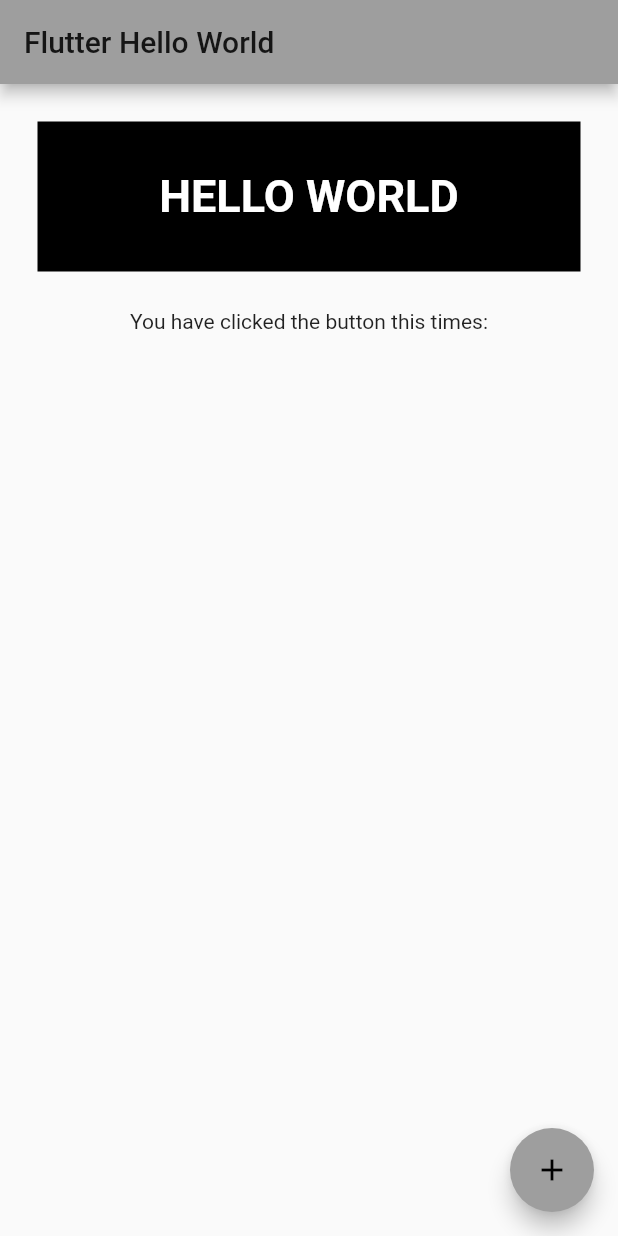
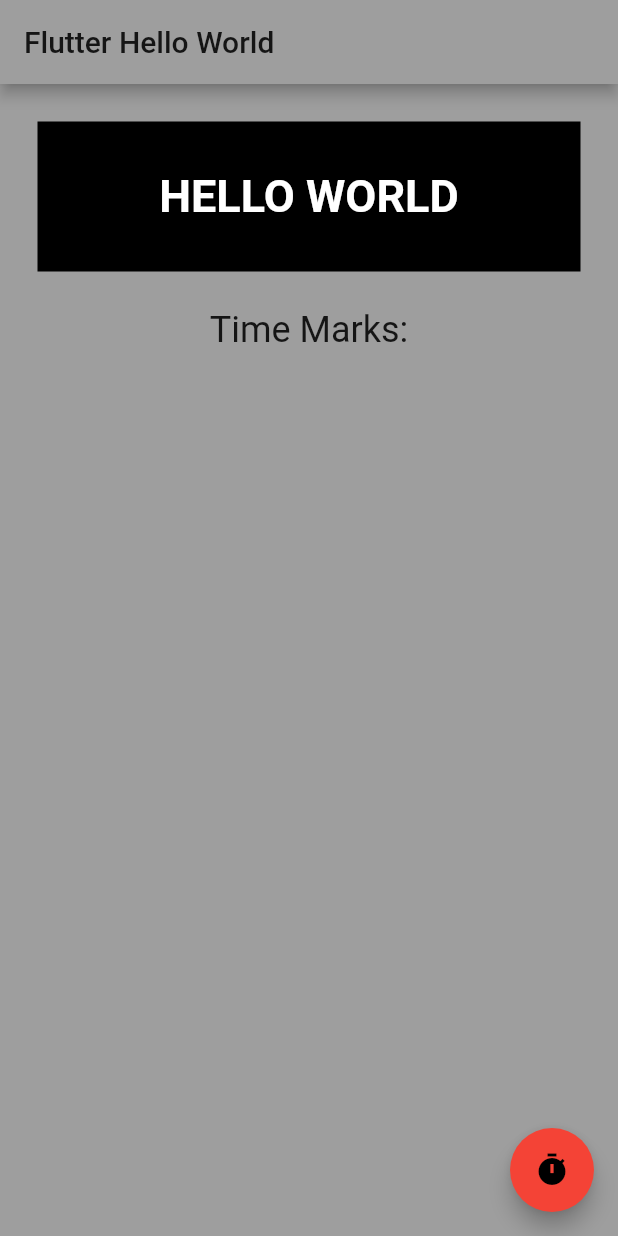
Before and after one commit to kazuyakuza/flutter-hello-world, a Flutter app: the screen it shows after launch, on a phone screen of 412 x 824 dp. Run offline on Flutter 3.47's test engine with Material 2 defaults, Android fonts, the phone set to English and light mode, and no system bars.

Commit message:
modify home-page: add list timetamps

```diff
--- a/lib/home-page/home-page-state.dart
+++ b/lib/home-page/home-page-state.dart
@@ -3,16 +3,66 @@ import 'package:flutter/material.dart';
 import 'package:hello_world/home-page/home-page.dart';
 
 class HomePageState extends State<HomePage> {
-  List<Text> _pushedButton = [];
+  List<String> _timestamps = [];
 
   void _incrementCounter() {
     setState(() {
-      _pushedButton.add(
-        Text(
-          new DateTime.now().toIso8601String(),
+      _timestamps.insert(0, new DateTime.now().toIso8601String());
+    });
+  }
+
+  _helloWorldText() {
+    return Container(
+      alignment: Alignment.center,
+      color: Colors.black,
+      child: RichText(
+        text: TextSpan(
+          text: 'HELLO WORLD',
+          style: TextStyle(
+            color: Colors.white,
+            fontWeight: FontWeight.bold,
+            fontSize: 30,
+          ),
         ),
-      );
-    });
+      ),
+      height: 100,
+      margin: const EdgeInsets.all(25),
+    );
+  }
+
+  _timestampsView() {
+    return CustomScrollView(
+      slivers: <Widget>[
+        SliverList(
+          delegate: SliverChildBuilderDelegate(
+            (BuildContext context, int index) {
+              int module = index % 10 + 1;
+              int bkgColor = 0 + (module * 10);
+              int txtColor = 255 - (module * 10);
+              return Container(
+                alignment: Alignment.center,
+                color: Color.fromRGBO(bkgColor, bkgColor, bkgColor, 1),
+                child: RichText(
+                  text: TextSpan(
+                    text: (index == 0
+                            ? '>> '
+                            : ((_timestamps.length - index).toString() +
+                                ': ')) +
+                        _timestamps[index] +
+                        (index == 0 ? ' <<' : ''),
+                    style: TextStyle(
+                      color: Color.fromRGBO(txtColor, txtColor, txtColor, 1),
+                      fontSize: 20,
+                    ),
+                  ),
+                ),
+              );
+            },
+            childCount: _timestamps.length,
+          ),
+        ),
+      ],
+    );
   }
 
   @override
@@ -29,6 +79,7 @@ class HomePageState extends State<HomePage> {
         // the App.build method, and use it to set our appbar title.
         title: Text(widget.title),
       ),
+      backgroundColor: Colors.grey,
       body: Center(
         // Center is a layout widget. It takes a single child and positions it
         // in the middle of the parent.
@@ -49,41 +100,24 @@ class HomePageState extends State<HomePage> {
           // horizontal).
           mainAxisAlignment: MainAxisAlignment.start,
           children: <Widget>[
-            Container(
-              alignment: Alignment.center,
-              color: Colors.black,
-              child: RichText(
-                text: TextSpan(
-                  text: 'HELLO WORLD',
-                  style: TextStyle(
-                    color: Colors.white,
-                    fontWeight: FontWeight.bold,
-                    fontSize: 30,
-                  ),
-                ),
-              ),
-              height: 100,
-              margin: const EdgeInsets.all(25),
-            ),
-            Container(
-              child: Column(
-                mainAxisAlignment: MainAxisAlignment.end,
-                mainAxisSize: MainAxisSize.max,
-                children: [
-                  Text(
-                    'You have clicked the button this times:',
-                  ),
-                  ..._pushedButton,
-                ],
+            _helloWorldText(),
+            Text(
+              'Time Marks:',
+              style: TextStyle(
+                fontSize: 24,
               ),
             ),
+            Expanded(
+              child: _timestampsView(),
+            )
           ],
         ),
       ),
       floatingActionButton: FloatingActionButton(
         onPressed: _incrementCounter,
-        tooltip: 'Increment',
-        child: Icon(Icons.add),
+        tooltip: 'Current Date',
+        child: Icon(Icons.timer),
+        backgroundColor: Colors.red,
       ), // This trailing comma makes auto-formatting nicer for build methods.
     );
   }
```
Also changed, not shown: 1 other file.
